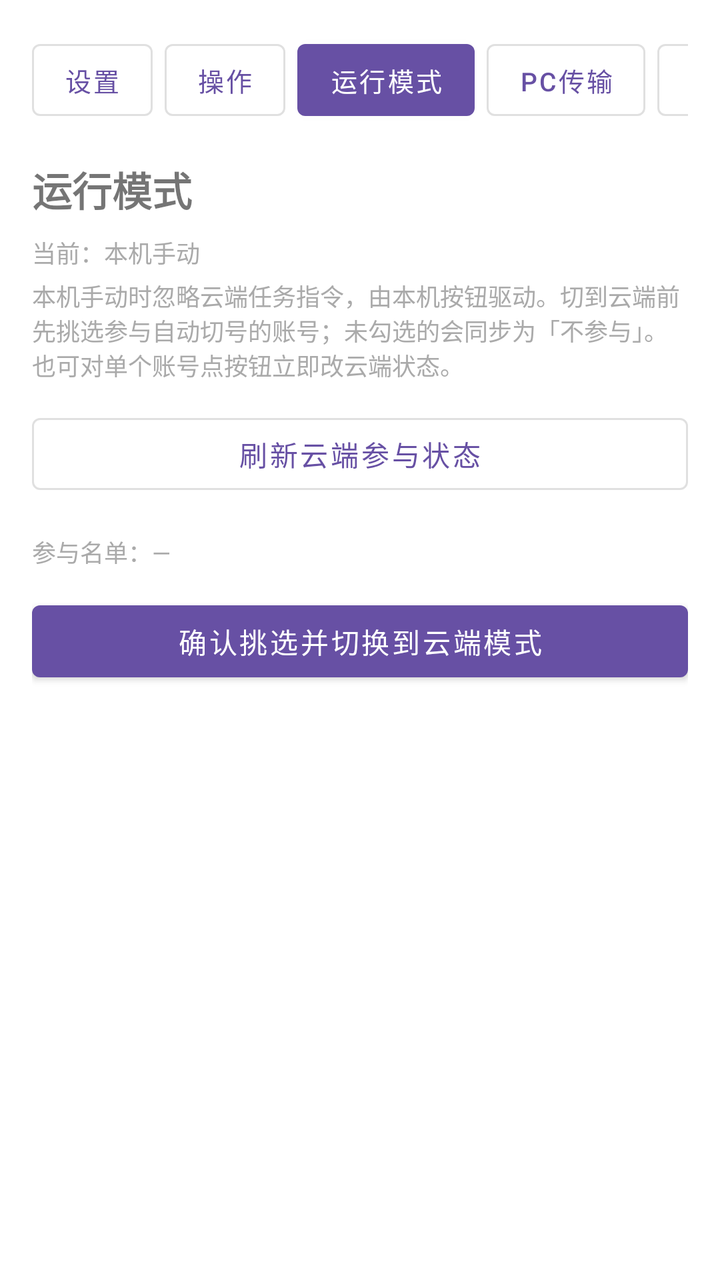
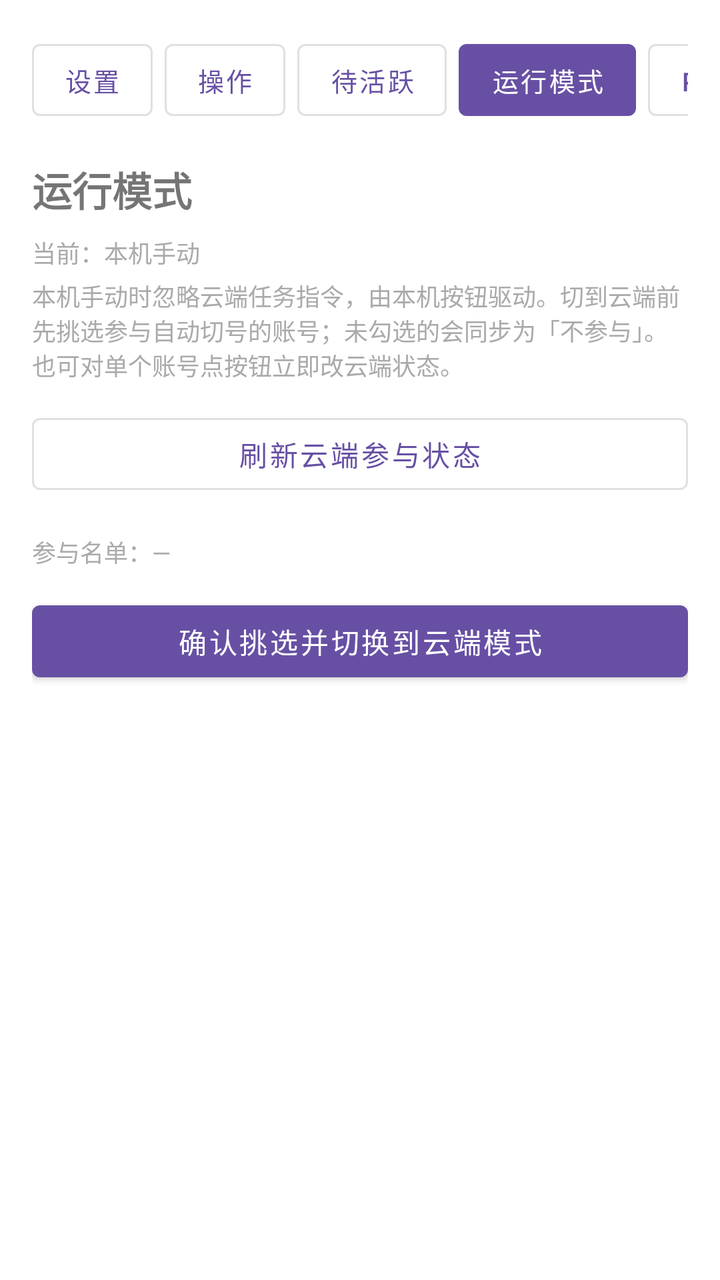

Compare the two renders of this Android layout. The source of the first and the diff that turns it into the second are given below.
<!-- AndroidManifest.xml: application theme Theme.AutoTraces -->
<!-- res/layout/activity_control_mode.xml -->
<?xml version="1.0" encoding="utf-8"?>
<androidx.core.widget.NestedScrollView xmlns:android="http://schemas.android.com/apk/res/android"
    xmlns:app="http://schemas.android.com/apk/res-auto"
    android:layout_width="match_parent"
    android:layout_height="match_parent"
    android:fillViewport="true"
    android:padding="16dp">

    <LinearLayout
        android:layout_width="match_parent"
        android:layout_height="wrap_content"
        android:orientation="vertical">

        <HorizontalScrollView
            android:layout_width="match_parent"
            android:layout_height="wrap_content"
            android:scrollbars="none">

            <LinearLayout
                android:layout_width="wrap_content"
                android:layout_height="wrap_content"
                android:orientation="horizontal">

                <com.google.android.material.button.MaterialButton
                    android:id="@+id/showSettingsButton"
                    style="@style/Widget.MaterialComponents.Button.OutlinedButton"
                    android:layout_width="wrap_content"
                    android:layout_height="wrap_content"
                    android:minWidth="0dp"
                    android:text="设置"
                    android:textSize="13sp" />

                <com.google.android.material.button.MaterialButton
                    android:id="@+id/showActionButton"
                    style="@style/Widget.MaterialComponents.Button.OutlinedButton"
                    android:layout_width="wrap_content"
                    android:layout_height="wrap_content"
                    android:layout_marginStart="6dp"
                    android:minWidth="0dp"
                    android:text="操作"
                    android:textSize="13sp" />

                <com.google.android.material.button.MaterialButton
                    android:id="@+id/showControlModeButton"
                    style="@style/Widget.MaterialComponents.Button"
                    android:layout_width="wrap_content"
                    android:layout_height="wrap_content"
                    android:layout_marginStart="6dp"
                    android:minWidth="0dp"
                    android:text="运行模式"
                    android:textSize="13sp" />

                <com.google.android.material.button.MaterialButton
                    android:id="@+id/showVideoDedButton"
                    style="@style/Widget.MaterialComponents.Button.OutlinedButton"
                    android:layout_width="wrap_content"
                    android:layout_height="wrap_content"
                    android:layout_marginStart="6dp"
                    android:minWidth="0dp"
                    android:text="@string/nav_video_ded"
                    android:textSize="13sp" />

                <com.google.android.material.button.MaterialButton
                    android:id="@+id/showLogButton"
                    style="@style/Widget.MaterialComponents.Button.OutlinedButton"
                    android:layout_width="wrap_content"
                    android:layout_height="wrap_content"
                    android:layout_marginStart="6dp"
                    android:minWidth="0dp"
                    android:text="日志"
                    android:textSize="13sp" />
            </LinearLayout>
        </HorizontalScrollView>

        <TextView
            android:layout_width="match_parent"
            android:layout_height="wrap_content"
            android:layout_marginTop="16dp"
            android:text="运行模式"
            android:textSize="20sp"
            android:textStyle="bold" />

        <TextView
            android:id="@+id/controlModeStatusText"
            android:layout_width="match_parent"
            android:layout_height="wrap_content"
            android:layout_marginTop="8dp"
            android:text="当前：本机手动"
            android:textColor="@android:color/darker_gray"
            android:textSize="12sp" />

        <TextView
            android:layout_width="match_parent"
            android:layout_height="wrap_content"
            android:layout_marginTop="4dp"
            android:text="本机手动时忽略云端任务指令，由本机按钮驱动。切到云端前先挑选参与自动切号的账号；未勾选的会同步为「不参与」。也可对单个账号点按钮立即改云端状态。"
            android:textColor="@android:color/darker_gray"
            android:textSize="12sp" />

        <com.google.android.material.button.MaterialButton
            android:id="@+id/refreshParticipationButton"
            style="@style/Widget.MaterialComponents.Button.OutlinedButton"
            android:layout_width="match_parent"
            android:layout_height="wrap_content"
            android:layout_marginTop="12dp"
            android:text="刷新云端参与状态" />

        <LinearLayout
            android:id="@+id/participationAccountList"
            android:layout_width="match_parent"
            android:layout_height="wrap_content"
            android:layout_marginTop="8dp"
            android:orientation="vertical" />

        <TextView
            android:id="@+id/participationSummaryText"
            android:layout_width="match_parent"
            android:layout_height="wrap_content"
            android:layout_marginTop="8dp"
            android:text="参与名单：—"
            android:textColor="@android:color/darker_gray"
            android:textSize="12sp" />

        <com.google.android.material.button.MaterialButton
            android:id="@+id/switchToCloudModeButton"
            android:layout_width="match_parent"
            android:layout_height="wrap_content"
            android:layout_marginTop="12dp"
            android:text="确认挑选并切换到云端模式" />

        <com.google.android.material.button.MaterialButton
            android:id="@+id/switchToManualModeButton"
            style="@style/Widget.MaterialComponents.Button.OutlinedButton"
            android:layout_width="match_parent"
            android:layout_height="wrap_content"
            android:layout_marginTop="8dp"
            android:text="切回本机手动模式"
            android:visibility="gone" />
    </LinearLayout>
</androidx.core.widget.NestedScrollView>
<!-- resources referenced by this layout -->
<resources>
  <string name="nav_video_ded">PC传输</string>
  <style name="Theme.AutoTraces" parent="Theme.MaterialComponents.DayNight.NoActionBar">
          <item name="colorPrimary">@color/purple_500</item>
          <item name="colorPrimaryVariant">@color/purple_700</item>
          <item name="colorOnPrimary">@color/white</item>
          <item name="android:statusBarColor" tools:targetApi="l">@color/purple_700</item>
      </style>
  <color name="purple_500">#6750A4</color>
  <color name="purple_700">#4F378B</color>
  <color name="white">#FFFFFF</color>
</resources>

<!-- the commit's change to res/layout/activity_control_mode.xml (unified diff, before → after) -->
@@ -38,6 +38,16 @@
                     android:layout_marginStart="6dp"
                     android:minWidth="0dp"
                     android:text="操作"
+                    android:textSize="13sp" />
+
+                <com.google.android.material.button.MaterialButton
+                    android:id="@+id/showPendingActivateButton"
+                    style="@style/Widget.MaterialComponents.Button.OutlinedButton"
+                    android:layout_width="wrap_content"
+                    android:layout_height="wrap_content"
+                    android:layout_marginStart="6dp"
+                    android:minWidth="0dp"
+                    android:text="待活跃"
                     android:textSize="13sp" />
 
                 <com.google.android.material.button.MaterialButton
